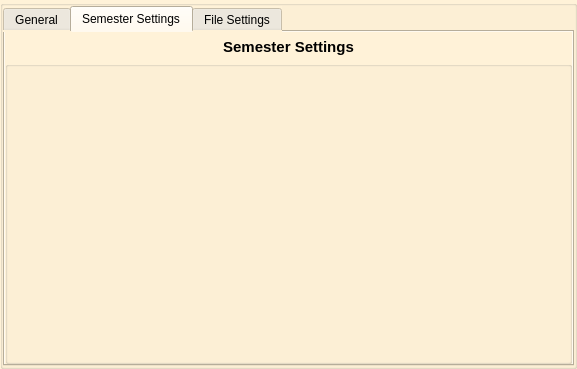
This is main_shit/settings_page.ui in Deatrax/ordo as Qt 5 draws it before an edit. The edited form follows.
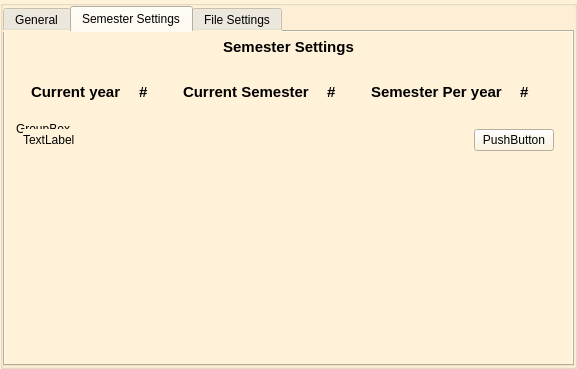
This is the edited form. The open tabs and pages were chosen to show the change.

Commit message: added advance semester button

Diff of the .ui file:
```diff
--- a/main_shit/settings_page.ui
+++ b/main_shit/settings_page.ui
@@ -405,9 +405,117 @@
           </item>
           <item>
            <widget class="QGroupBox" name="GeneralSettignsTitleBar">
+            <property name="styleSheet">
+             <string notr="true">QGroupBox{border:0px;}</string>
+            </property>
             <property name="title">
              <string/>
             </property>
+            <layout class="QVBoxLayout" name="verticalLayout_5">
+             <item>
+              <widget class="QGroupBox" name="groupBox_5">
+               <property name="styleSheet">
+                <string notr="true">border:0px solid black;
+border-radius: 10px;
+font-size: 15px;
+  font-weight: 600;
+  line-height: 1;
+  padding: 2px 2px;
+color:black;
+</string>
+               </property>
+               <property name="title">
+                <string/>
+               </property>
+               <layout class="QHBoxLayout" name="horizontalLayout_6">
+                <item>
+                 <widget class="QLabel" name="label_5">
+                  <property name="text">
+                   <string>Current year</string>
+                  </property>
+                 </widget>
+                </item>
+                <item>
+                 <widget class="QLabel" name="current_year">
+                  <property name="text">
+                   <string>#</string>
+                  </property>
+                 </widget>
+                </item>
+                <item>
+                 <widget class="QLabel" name="currentSemesterlol">
+                  <property name="text">
+                   <string>Current Semester</string>
+                  </property>
+                 </widget>
+                </item>
+                <item>
+                 <widget class="QLabel" name="currentSemester">
+                  <property name="text">
+                   <string>#</string>
+                  </property>
+                 </widget>
+                </item>
+                <item>
+                 <widget class="QLabel" name="label_9">
+                  <property name="text">
+                   <string>Semester Per year</string>
+                  </property>
+                 </widget>
+                </item>
+                <item>
+                 <widget class="QLabel" name="semesterPerYear">
+                  <property name="text">
+                   <string>#</string>
+                  </property>
+                 </widget>
+                </item>
+               </layout>
+              </widget>
+             </item>
+             <item>
+              <widget class="QGroupBox" name="groupBox_6">
+               <property name="title">
+                <string>GroupBox</string>
+               </property>
+               <layout class="QHBoxLayout" name="horizontalLayout_7">
+                <item>
+                 <widget class="QLabel" name="label_6">
+                  <property name="sizePolicy">
+                   <sizepolicy hsizetype="Expanding" vsizetype="Preferred">
+                    <horstretch>0</horstretch>
+                    <verstretch>0</verstretch>
+                   </sizepolicy>
+                  </property>
+                  <property name="text">
+                   <string>TextLabel</string>
+                  </property>
+                 </widget>
+                </item>
+                <item>
+                 <widget class="QPushButton" name="pushButton_3">
+                  <property name="text">
+                   <string>PushButton</string>
+                  </property>
+                 </widget>
+                </item>
+               </layout>
+              </widget>
+             </item>
+             <item>
+              <spacer name="verticalSpacer_2">
+               <property name="orientation">
+                <enum>Qt::Vertical</enum>
+               </property>
+               <property name="sizeHint" stdset="0">
+                <size>
+                 <width>20</width>
+                 <height>40</height>
+                </size>
+               </property>
+              </spacer>
+             </item>
+            </layout>
            </widget>
           </item>
          </layout>
```
Left out of the diff: 2 changed lines with no effect on the pictures. The commit also changes 2 other files.
